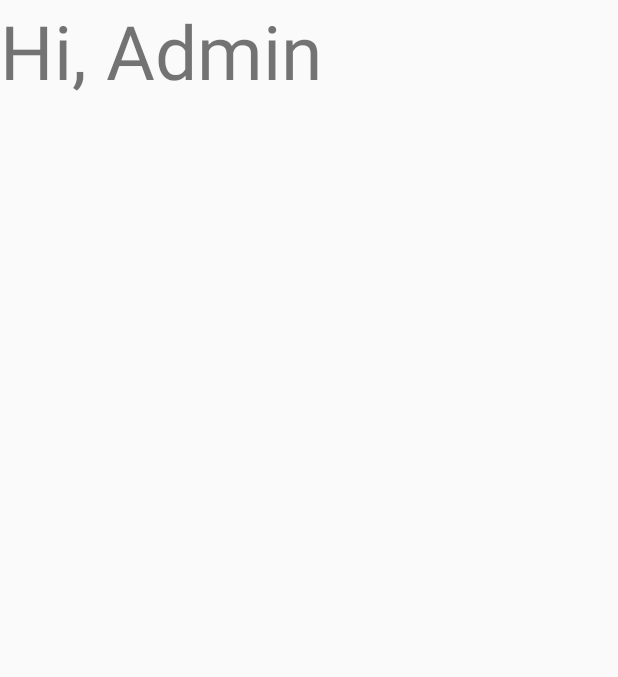
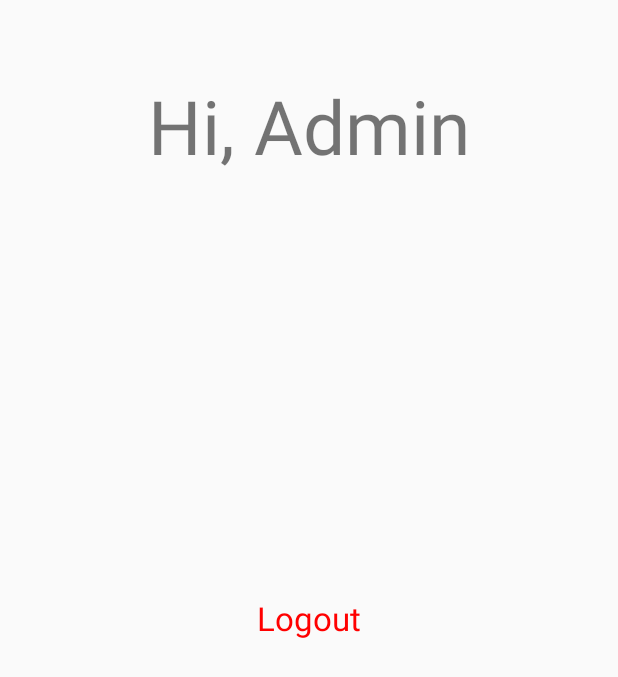
Before and after one commit to najibbudinabdullah/Task3, an Android app: the layout activity_admin.xml on its own in the app's theme, with its tools: preview values and no code run, on a phone screen of 412 x 824 dp. Shown: the top 677 px of the screen. Run offline under Robolectric (Android 15) with nearby library versions, the phone set to English and light mode, and no system bars.

```diff
--- a/app/src/main/AndroidManifest.xml
+++ b/app/src/main/AndroidManifest.xml
@@ -19,6 +19,8 @@
         </activity>
         <activity android:name=".AdminActivity">
             </activity>
+        <activity android:name=".SignupActivity">
+        </activity>
     </application>
 
 </manifest>
--- a/app/src/main/res/layout/activity_admin.xml
+++ b/app/src/main/res/layout/activity_admin.xml
@@ -1,13 +1,28 @@
 <?xml version="1.0" encoding="utf-8"?>
-<LinearLayout xmlns:android="http://schemas.android.com/apk/res/android"
+<RelativeLayout xmlns:android="http://schemas.android.com/apk/res/android"
     android:layout_width="match_parent"
     android:layout_height="match_parent">
 
     <TextView
         android:layout_width="match_parent"
-        android:layout_height="match_parent"
+        android:layout_height="87dp"
         android:text="Hi, Admin"
         android:id="@+id/textView2"
         android:layout_gravity="center_horizontal"
-        android:textSize="50dp" />
-</LinearLayout>
+        android:textSize="50dp"
+        android:gravity="center_horizontal"
+        android:layout_marginTop="50dp" />
+
+    <TextView
+        android:layout_width="match_parent"
+        android:layout_height="wrap_content"
+        android:textAppearance="?android:attr/textAppearanceLarge"
+        android:text="Logout"
+        android:textColor="#FF0000"
+        android:id="@+id/Logout"
+        android:layout_alignParentStart="true"
+        android:layout_centerVertical="true"
+        android:contextClickable="true"
+        android:gravity="center_horizontal" />
+
+</RelativeLayout>
--- a/app/src/main/res/layout/activity_main.xml
+++ b/app/src/main/res/layout/activity_main.xml
@@ -13,7 +13,7 @@
     <LinearLayout
         android:orientation="vertical"
         android:layout_width="match_parent"
-        android:layout_height="270dp"
+        android:layout_height="290dp"
         android:padding="0dp"
         android:background="@drawable/background"
         android:id="@+id/linearLayout">
@@ -29,6 +29,7 @@
             android:id="@+id/input_username"
             android:layout_width="match_parent"
             android:layout_height="wrap_content"
+            android:layout_marginTop="10dp"
             android:foregroundTint="#FFFFFF"
             android:forceHasOverlappingRendering="false"
             android:backgroundTint="#000000">
```
Also changed, not shown: app/src/main/java/com/najib/task3/AdminActivity.java (+40 -1 lines), app/src/main/java/com/najib/task3/MainActivity.java (+30 -12 lines), app/src/main/java/com/najib/task3/SignupActivity.java (+10 -1 lines), app/src/main/res/drawable/signup.xml (added, +11 -0 lines), app/src/main/res/layout/activity_signup.xml (+81 -1 lines).
